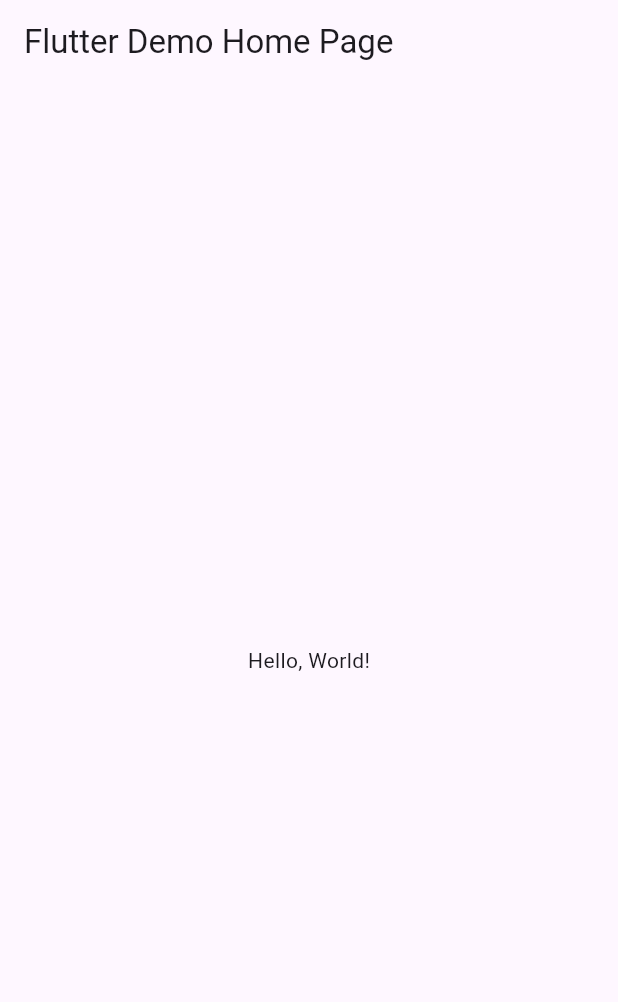
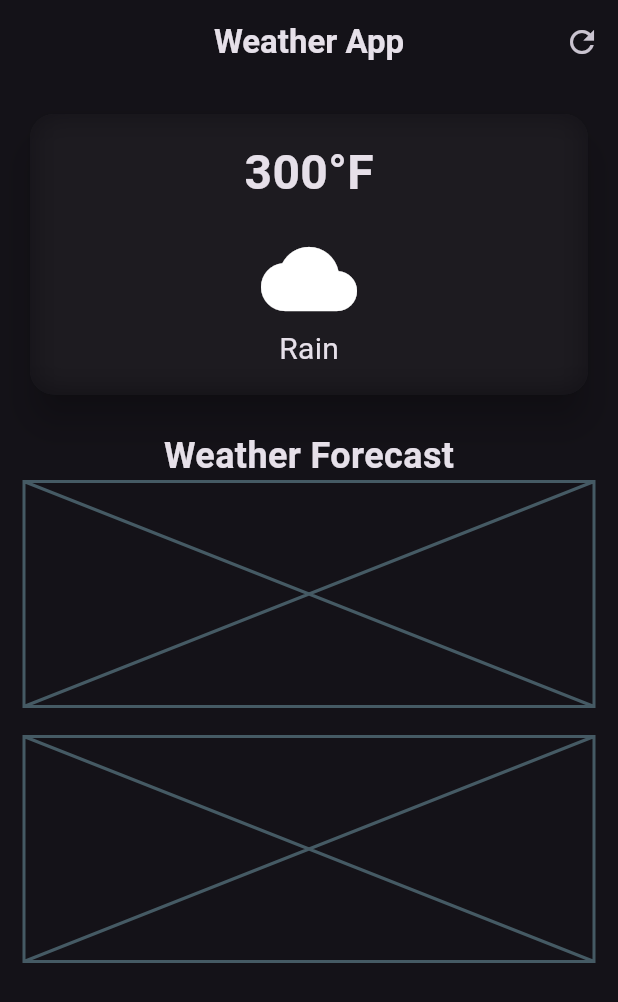
Before and after one commit to RacheetBedi/WeatherAppPractice, a Flutter app: the screen it shows after launch, on a phone screen of 412 x 824 dp. Shown: the top 1002 px of the screen. Run offline on Flutter 3.47's test engine with Material 3 defaults, Android fonts, the phone set to English and light mode, and no system bars; missing offline and left inert: dart:html.

Commit message:
Adding formatting for the first card on the Weather App UI.

```diff
--- a/lib/main.dart
+++ b/lib/main.dart
@@ -1,43 +1,19 @@
 import 'package:flutter/material.dart';
+import 'package:flutterpracticeprojects2/weather_screen.dart';
 
-void main() => runApp(MyApp());
+void main() {
+  runApp(const MyApp());
+}
 
 class MyApp extends StatelessWidget {
   const MyApp({super.key});
-  // This widget is the root of your application.
+
   @override
   Widget build(BuildContext context) {
     return MaterialApp(
-      // Application name
-      title: 'Flutter Hello World',
-      // Application theme data, you can set the colors for the application as
-      // you want
-      theme: ThemeData(
-        // useMaterial3: false,
-        primarySwatch: Colors.blue,
-      ),
-      // A widget which will be started on application startup
-      home: MyHomePage(title: 'Flutter Demo Home Page'),
+      debugShowCheckedModeBanner: false,
+      theme: ThemeData.dark(useMaterial3: true),
+      home: const WeatherScreen(),
     );
   }
 }
-
-class MyHomePage extends StatelessWidget {
-  final String title;
-  const MyHomePage({super.key, required this.title});
-
-  @override
-  Widget build(BuildContext context) {
-    return Scaffold(
-      appBar: AppBar(
-        // The title text which will be shown on the action bar
-        title: Text(title),
-      ),
-      body: Center(
-        child: Text(
-          'Hello, World!',
-        ),
-      ),
-    );
-  }
-}
--- /dev/null
+++ b/lib/weather_screen.dart
@@ -0,0 +1,91 @@
+import 'dart:html';
+import 'dart:ui';
+
+import 'package:flutter/material.dart';
+
+class WeatherScreen extends StatelessWidget {
+  const WeatherScreen({super.key});
+
+  @override
+  Widget build(BuildContext context) {
+    return Scaffold(
+        appBar: AppBar(
+          title: Text(
+            'Weather App',
+            style: TextStyle(
+              fontWeight: FontWeight.bold,
+            ),
+          ),
+          centerTitle: true,
+          actions: [
+            IconButton(
+              onPressed: () {
+                print('Refresh');
+              },
+              icon: const Icon(Icons.refresh),
+            ),
+          ],
+        ),
+        body: Padding(
+            padding: const EdgeInsets.all(16.0),
+            child: Column(
+              children: [
+                //main card.
+                Container(
+                    width: double.infinity,
+                    child: Card(
+                        elevation: 10,
+                        shape: RoundedRectangleBorder(
+                          borderRadius: BorderRadius.circular(16),
+                        ),
+                        child: ClipRRect(
+                            borderRadius: BorderRadius.circular(16),
+                            child: BackdropFilter(
+                                filter: ImageFilter.blur(
+                                  sigmaX: 10,
+                                  sigmaY: 10,
+                                ),
+                                child: const Padding(
+                                    padding: EdgeInsets.all(16.0),
+                                    child: Column(children: [
+                                      Text(
+                                        '300°F',
+                                        style: TextStyle(
+                                          fontSize: 32,
+                                          fontWeight: FontWeight.bold,
+                                        ),
+                                      ),
+                                      SizedBox(height: 16),
+                                      Icon(
+                                        Icons.cloud,
+                                        size: 64,
+                                      ),
+                                      Text('Rain',
+                                          style: TextStyle(
+                                            fontSize: 20,
+                                          )),
+                                    ])))))),
+
+                const SizedBox(height: 20),
+
+                const Text('Weather Forecast',
+                    style: TextStyle(
+                      fontSize: 24,
+                      fontWeight: FontWeight.bold,
+                    )),
+
+                //Weather Forecast Cards.
+                const Placeholder(
+                  fallbackHeight: 150,
+                ),
+
+                const SizedBox(height: 20),
+
+                //Additional Information.
+                const Placeholder(
+                  fallbackHeight: 150,
+                ),
+              ],
+            )));
+  }
+}
```
